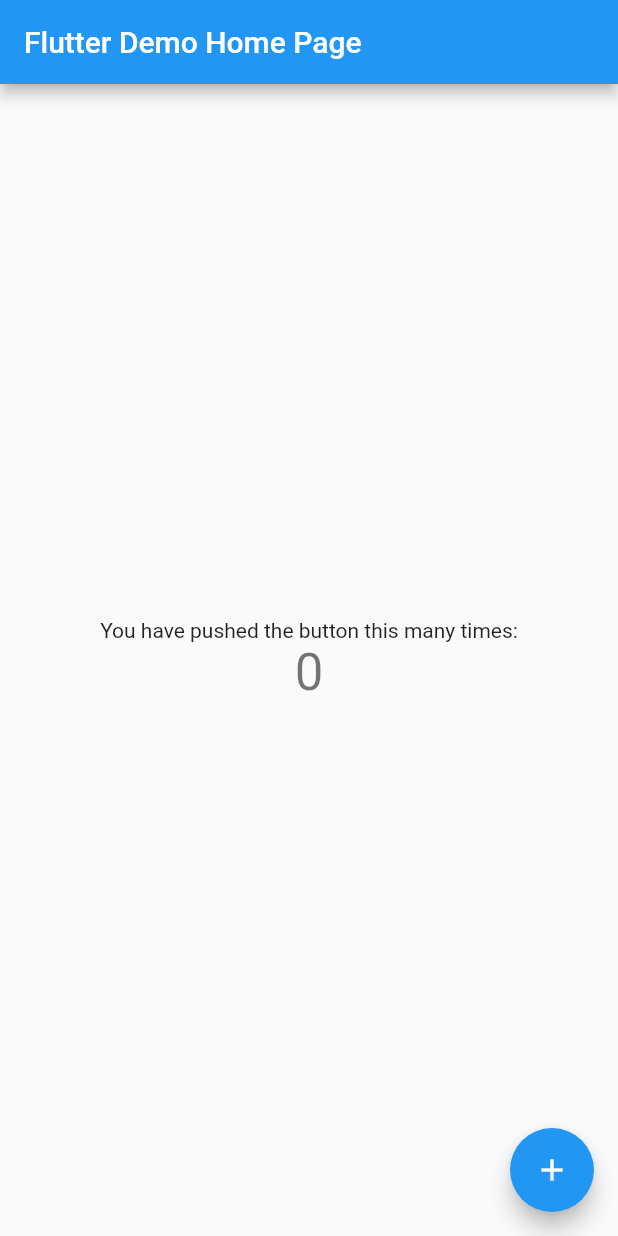
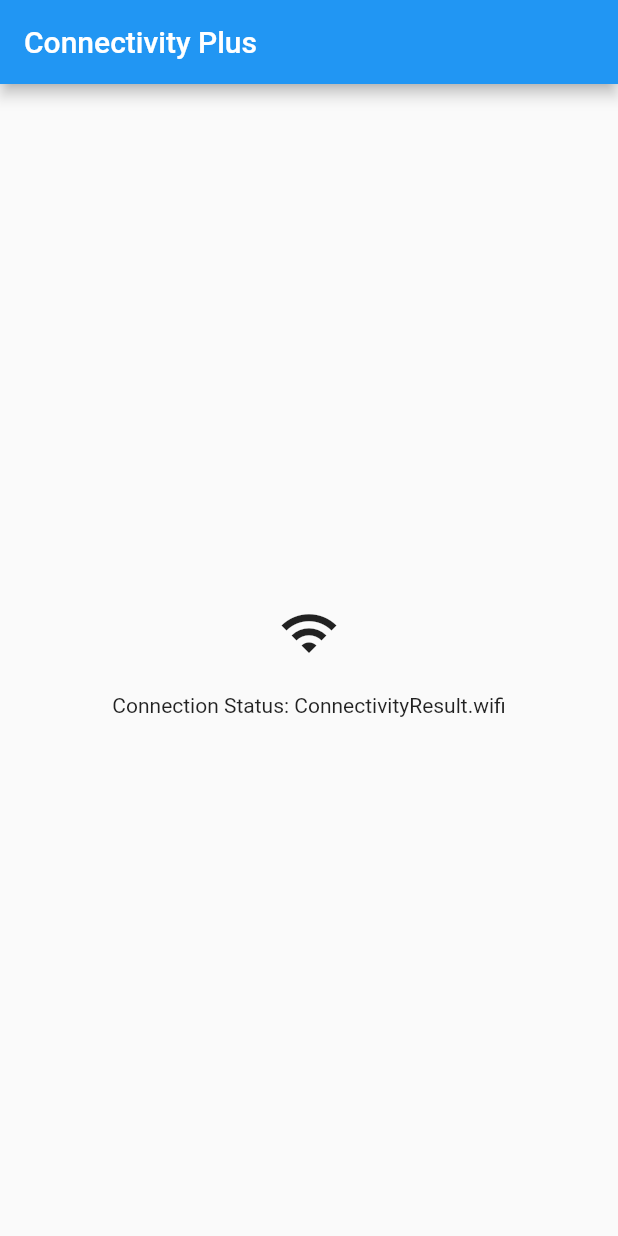
Before and after one commit to itxmubi/Flutter-Packages-Implementation, a Flutter app: the screen it shows after launch, on a phone screen of 412 x 824 dp. Run offline on Flutter 3.47's test engine with Material 2 defaults, Android fonts, the phone set to English and light mode, and no system bars; our stand-ins replace connectivity_plus.

Commit message:
Connectivity plus pakage added

```diff
--- /dev/null
+++ b/lib/Connectivity Plus/connectivity_plus_main.dart
@@ -0,0 +1,90 @@
+// Copyright 2017 The Chromium Authors. All rights reserved.
+// Use of this source code is governed by a BSD-style license that can be
+// found in the LICENSE file.
+
+// ignore_for_file: public_member_api_docs
+
+import 'dart:async';
+import 'dart:developer' as developer;
+
+import 'package:connectivity_plus/connectivity_plus.dart';
+import 'package:flutter/material.dart';
+import 'package:flutter/services.dart';
+
+
+
+class ConnectivityPlusClass extends StatefulWidget {
+  const ConnectivityPlusClass({Key? key, required this.title}) : super(key: key);
+
+  final String title;
+
+  @override
+  _ConnectivityPlusClassState createState() => _ConnectivityPlusClassState();
+}
+
+class _ConnectivityPlusClassState extends State<ConnectivityPlusClass> {
+  ConnectivityResult _connectionStatus = ConnectivityResult.none;
+  final Connectivity _connectivity = Connectivity();
+  late StreamSubscription<ConnectivityResult> _connectivitySubscription;
+
+  @override
+  void initState() {
+    super.initState();
+    initConnectivity();
+
+    _connectivitySubscription =
+        _connectivity.onConnectivityChanged.listen(_updateConnectionStatus);
+  }
+
+  @override
+  void dispose() {
+    _connectivitySubscription.cancel();
+    super.dispose();
+  }
+
+  // Platform messages are asynchronous, so we initialize in an async method.
+  Future<void> initConnectivity() async {
+    late ConnectivityResult result;
+    // Platform messages may fail, so we use a try/catch PlatformException.
+    try {
+      result = await _connectivity.checkConnectivity();
+    } on PlatformException catch (e) {
+      developer.log('Couldn\'t check connectivity status', error: e);
+      return;
+    }
+
+    if (!mounted) {
+      return Future.value(null);
+    }
+
+    return _updateConnectionStatus(result);
+  }
+
+  Future<void> _updateConnectionStatus(ConnectivityResult result) async {
+    setState(() {
+      _connectionStatus = result;
+    });
+  }
+
+  @override
+  Widget build(BuildContext context) {
+    return Scaffold(
+      appBar: AppBar(
+        title: const Text('Connectivity Plus '),
+      ),
+      body: Center(
+          child: Column(
+            mainAxisAlignment: MainAxisAlignment.center,
+            children: [
+           _connectionStatus == ConnectivityResult.wifi ?
+           const   Icon(Icons.wifi,size: 40,) : _connectionStatus == ConnectivityResult.mobile ?
+            const  Icon(Icons.perm_data_setting,size: 40,)
+           : const  Icon(Icons.not_interested,size: 40,),
+       const    SizedBox(height: 20,),
+
+              Text('Connection Status: ${_connectionStatus.toString()}'),
+              ],
+          )),
+    );
+  }
+}
--- a/lib/main.dart
+++ b/lib/main.dart
@@ -1,4 +1,6 @@
 import 'package:flutter/material.dart';
+
+import 'Connectivity Plus/connectivity_plus_main.dart';
 
 void main() {
   runApp(const MyApp());
@@ -15,54 +17,7 @@
       theme: ThemeData(
         primarySwatch: Colors.blue,
       ),
-      home: const MyHomePage(title: 'Flutter Demo Home Page'),
+      home: const ConnectivityPlusClass(title: 'Flutter Demo Home Page'),
     );
   }
 }
-
-class MyHomePage extends StatefulWidget {
-  const MyHomePage({Key? key, required this.title}) : super(key: key);
-
-  final String title;
-
-  @override
-  State<MyHomePage> createState() => _MyHomePageState();
-}
-
-class _MyHomePageState extends State<MyHomePage> {
-  int _counter = 0;
-
-  void _incrementCounter() {
-    setState(() {
-      _counter++;
-    });
-  }
-
-  @override
-  Widget build(BuildContext context) {
-    return Scaffold(
-      appBar: AppBar(
-        title: Text(widget.title),
-      ),
-      body: Center(
-        child: Column(
-          mainAxisAlignment: MainAxisAlignment.center,
-          children: <Widget>[
-            const Text(
-              'You have pushed the button this many times:',
-            ),
-            Text(
-              '$_counter',
-              style: Theme.of(context).textTheme.headline4,
-            ),
-          ],
-        ),
-      ),
-      floatingActionButton: FloatingActionButton(
-        onPressed: _incrementCounter,
-        tooltip: 'Increment',
-        child: const Icon(Icons.add),
-      ), // This trailing comma makes auto-formatting nicer for build methods.
-    );
-  }
-}
--- a/pubspec.yaml
+++ b/pubspec.yaml
@@ -34,6 +34,7 @@
   # The following adds the Cupertino Icons font to your application.
   # Use with the CupertinoIcons class for iOS style icons.
   cupertino_icons: ^1.0.2
+  connectivity_plus: ^2.3.6+1
 
 dev_dependencies:
   flutter_test:
```
Also changed, not shown: pubspec.lock, 5 other files.
